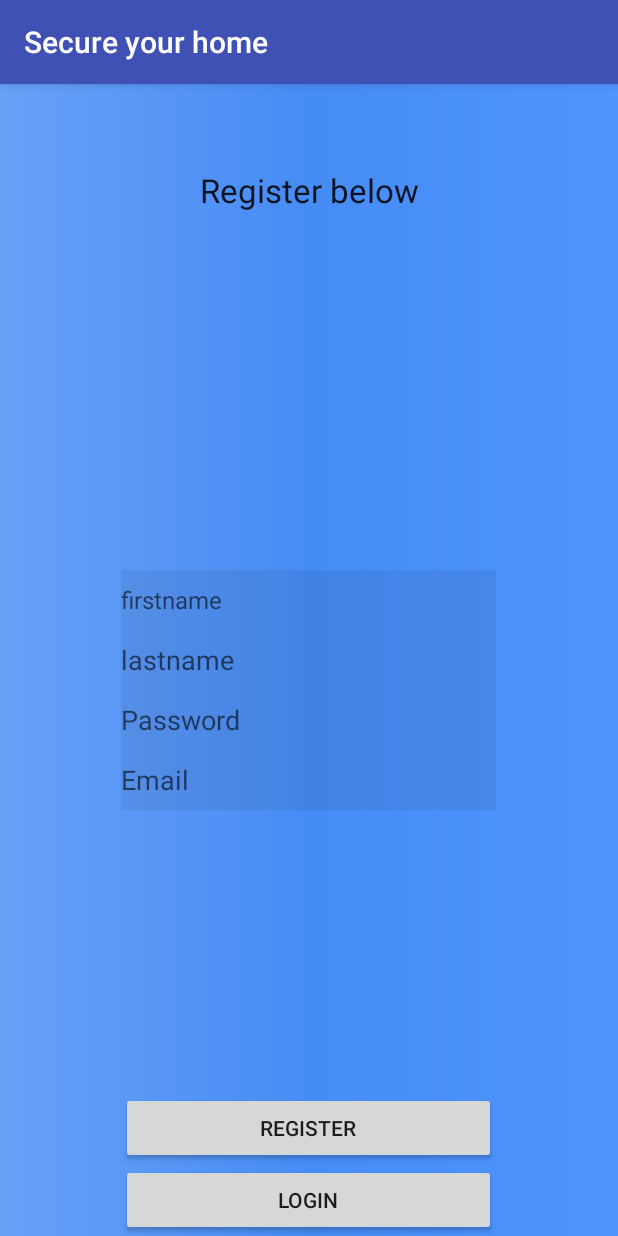
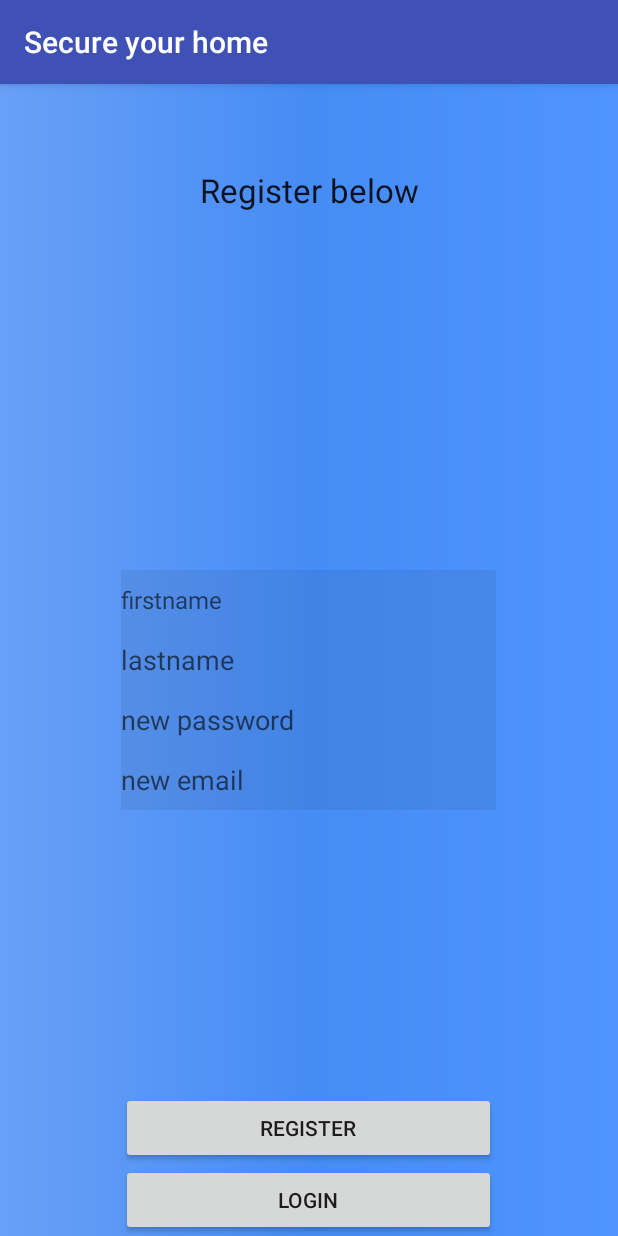
Before and after one commit to Charliea835/Charliea835-Home-security-System-with-Arduino-integration, an Android app: the UserRegister screen opened directly, with no data from a screen before it, on a phone screen of 412 x 824 dp. Run offline under Robolectric (Android 15) with nearby library versions, the phone set to English and light mode, and no system bars; our stand-ins replace Volley; network calls fail.

Commit message:
The whole project to date

```diff
--- a/app/src/main/res/layout/activity_menu.xml
+++ b/app/src/main/res/layout/activity_menu.xml
@@ -44,8 +44,9 @@
         android:layout_width="wrap_content"
         android:layout_height="wrap_content"
         android:id="@+id/imageView2"
-        android:layout_alignParentBottom="true"
+        android:src="@drawable/security"
+        android:layout_alignTop="@+id/item_list"
         android:layout_centerHorizontal="true"
-        android:src="@drawable/security"/>
+        android:layout_marginTop="261dp" />
 
 </RelativeLayout>
--- a/app/src/main/res/layout/activity_user_register.xml
+++ b/app/src/main/res/layout/activity_user_register.xml
@@ -59,7 +59,7 @@
         android:layout_height="40dp"
         android:background="#11000000"
         android:ems="10"
-        android:hint="Password"
+        android:hint="new password"
         android:inputType="textPassword"
         android:layout_below="@+id/edtUserLname"
         android:layout_alignStart="@+id/edtUserLname" />
@@ -70,7 +70,7 @@
         android:layout_height="40dp"
         android:background="#11000000"
         android:ems="10"
-        android:hint="Email"
+        android:hint="new email"
         android:inputType="textEmailAddress"
         android:layout_below="@+id/UserRegPassEDT"
         android:layout_centerHorizontal="true" />
@@ -87,3 +87,6 @@
 
 
 </RelativeLayout>
+
+<!-- This xml file allows the user to enter their register details, it also references the background gradient from the drawables folder and assigns that to the
+background of the screen-->
```
Also changed, not shown: app/src/main/java/com/example/user/appproject/MenuActivity.java (+13 -2 lines), app/src/main/res/values/strings.xml (+5 -4 lines).
